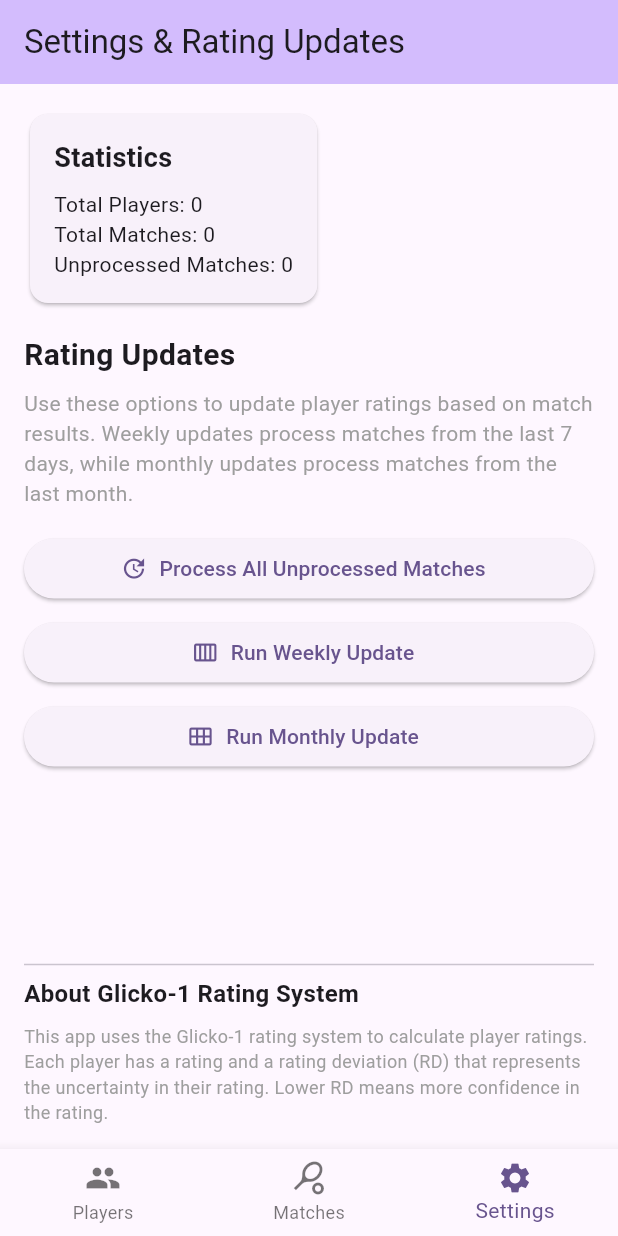
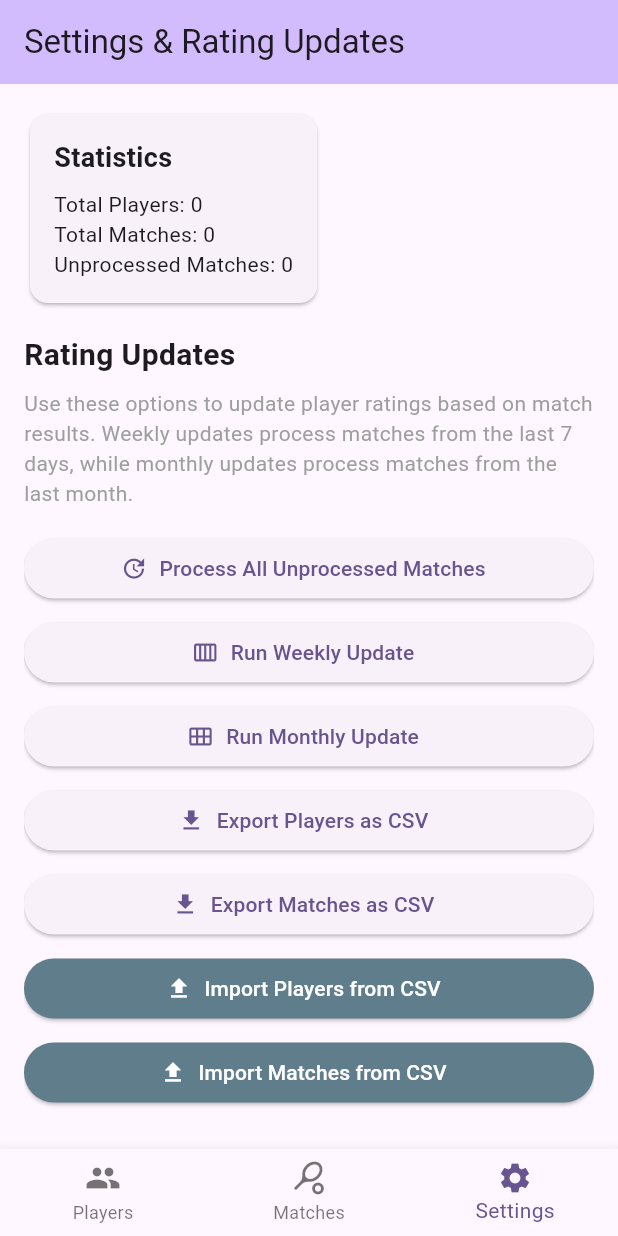
Before and after one commit to a-adwan/padel_rating, a Flutter app: the screen it shows after launch, item 3 of the bottom bar chosen, on a phone screen of 412 x 824 dp. Run offline on Flutter 3.47's test engine with Material 3 defaults, Android fonts, the phone set to English and light mode, and no system bars; our stand-ins replace csv, file_picker, flutter_riverpod, share_plus, sqflite, sqflite_common_ffi and 1 more; missing offline and left inert: file_saver; accounts and stored records are empty.

Commit message:
Added matches and players CSV export functionality with share support Updated dependencies for CSV handling and file sharing Updated settings screen to include export buttons for players and matches

```diff
--- a/lib/domain/services/glicko_service.dart
+++ b/lib/domain/services/glicko_service.dart
@@ -59,6 +59,7 @@ class GlickoService {
 
       double dSquaredInverseSum = 0.0;
       double sumGsE = 0.0;
+      double ratingChange = 0.0;
 
       for (var match in relevantMatches) {
         // For doubles, we need to consider the average rating of the opposing team
@@ -101,6 +102,7 @@ class GlickoService {
 
       // Step 2: Determine new rating
       final newRating = player.rating + (_q / (1.0 / pow(player.ratingDeviation, 2) + 1.0 / dSquared)) * sumGsE;
+      ratingChange += (_q / (1.0 / pow(player.ratingDeviation, 2) + 1.0 / dSquared)) * sumGsE;
 
       // Step 3: Determine new ratings deviation
       final newRatingDeviation = sqrt(1.0 / (1.0 / pow(player.ratingDeviation, 2) + 1.0 / dSquared));
@@ -108,6 +110,7 @@ class GlickoService {
       tempPlayers[player.id] = player.copyWith(
         rating: newRating,
         ratingDeviation: newRatingDeviation,
+        ratingChange: ratingChange,
         lastActivityDate: DateTime.now(),
       );
     }
--- a/lib/presentation/screens/player_list_screen.dart
+++ b/lib/presentation/screens/player_list_screen.dart
@@ -59,9 +59,11 @@ class PlayerListScreen extends ConsumerWidget {
                   subtitle: Column(
                     crossAxisAlignment: CrossAxisAlignment.start,
                     children: [
+                      Text('Side: ${player.side}'),
                       Text('Rating: ${player.rating.toStringAsFixed(0)}'),
                       Text('RD: ${player.ratingDeviation.toStringAsFixed(1)}'),
                       Text('Last Active: ${_formatDate(player.lastActivityDate)}'),
+                      Text('Last Rating Change: ${player.ratingChange.toStringAsFixed(0)}'),
                     ],
                   ),
                   trailing: Row(
--- a/lib/presentation/screens/settings_screen.dart
+++ b/lib/presentation/screens/settings_screen.dart
@@ -1,3 +1,7 @@
+import 'dart:io';
+import 'package:file_picker/file_picker.dart';
+import 'package:file_saver/file_saver.dart';
+import 'package:share_plus/share_plus.dart';
 import 'package:flutter/material.dart';
 import 'package:flutter_riverpod/flutter_riverpod.dart';
 
@@ -21,11 +25,12 @@ class SettingsScreen extends ConsumerWidget {
       ),
       body: Padding(
         padding: const EdgeInsets.all(16.0),
-        child: Column(
-          crossAxisAlignment: CrossAxisAlignment.start,
-          children: [
-            // Statistics Card
-            Card(
+        child: SingleChildScrollView(
+          child: Column(
+            crossAxisAlignment: CrossAxisAlignment.start,
+            children: [
+              // Statistics Card
+              Card(
               child: Padding(
                 padding: const EdgeInsets.all(16.0),
                 child: Column(
@@ -116,6 +121,116 @@ class SettingsScreen extends ConsumerWidget {
                   label: const Text('Run Monthly Update'),
                 ),
               ),
+              const SizedBox(height: 8),
+              SizedBox(
+                width: double.infinity,
+                child: ElevatedButton.icon(
+                  onPressed: () async {
+                    final file = await ref.read(batchUpdateStateProvider.notifier).exportPlayersToCsv();
+                    final bytes = await file.readAsBytes();
+                    final savedPath = await FileSaver.instance.saveFile(
+                      name: 'players',
+                      bytes: bytes,
+                      fileExtension: 'csv',
+                      mimeType: MimeType.csv,
+                    );
+                    ScaffoldMessenger.of(context).showSnackBar(
+                      SnackBar(content: Text('Players exported to $savedPath')),
+                    );
+                    await Share.shareXFiles([XFile(file.path)], text: 'Players CSV Export');
+                  },
+
+                  icon: const Icon(Icons.download),
+                  label: const Text('Export Players as CSV'),
+                ),
+              ),
+              const SizedBox(height: 8),
+              SizedBox(
+                width: double.infinity,
+                child: ElevatedButton.icon(
+                  onPressed: () async {
+                    final file = await ref.read(batchUpdateStateProvider.notifier).exportMatchesToCsv();
+                    final bytes = await file.readAsBytes();
+                    final savedPath = await FileSaver.instance.saveFile(
+                      name: 'matches',
+                      bytes: bytes,
+                      fileExtension: 'csv',
+                      mimeType: MimeType.csv,
+                    );
+                    ScaffoldMessenger.of(context).showSnackBar(
+                      SnackBar(content: Text('Players exported to $savedPath')),
+                    );
+                    await Share.shareXFiles([XFile(file.path)], text: 'Matches CSV Export');
+                  },
+                  icon: const Icon(Icons.download),
+                  label: const Text('Export Matches as CSV'),
+                ),
+              ),
+              const SizedBox(height: 8),
+              SizedBox(
+                width: double.infinity,
+                child: ElevatedButton.icon(
+                  onPressed: () async {
+                    FilePickerResult? result = await FilePicker.platform.pickFiles(
+                      type: FileType.custom,
+                      allowedExtensions: ['csv'],
+                    );
+                    if (result != null) {
+                      final file = File(result.files.single.path!);
+                      await ref.read(batchUpdateStateProvider.notifier).importPlayersFromCsv(file);
+                      ScaffoldMessenger.of(context).showSnackBar(
+                        const SnackBar(content: Text('Players imported from CSV')),
+                      );
+                    }
+                  },
+                  icon: const Icon(Icons.upload),
+                  label: const Text('Import Players from CSV'),
+                  style: ElevatedButton.styleFrom(
+                    backgroundColor: Colors.blueGrey,
+                    foregroundColor: Colors.white,
+                  ),
+                ),
+              ),
+              const SizedBox(height: 8),
+              SizedBox(
+                width: double.infinity,
+                child: ElevatedButton.icon(
+                  onPressed: () async {
+                    FilePickerResult? result = await FilePicker.platform.pickFiles(
+                      type: FileType.custom,
+                      allowedExtensions: ['csv'],
+                    );
+                    if (result != null) {
+                      final file = File(result.files.single.path!);
+                      await ref.read(batchUpdateStateProvider.notifier).importMatchesFromCsv(file);
+                      ScaffoldMessenger.of(context).showSnackBar(
+                        const SnackBar(content: Text('Matches imported from CSV')),
+                      );
+                    }
+                  },
+                  icon: const Icon(Icons.upload),
+                  label: const Text('Import Matches from CSV'),
+                  style: ElevatedButton.styleFrom(
+                    backgroundColor: Colors.blueGrey,
+                    foregroundColor: Colors.white,
+                  ),
+                ),
+              ),
+              const SizedBox(height: 8),
+              SizedBox(
+                width: double.infinity,
+                child: ElevatedButton.icon(
+                  onPressed: () async {
+                    await ref.read(batchUpdateStateProvider.notifier).resetAllMatchesAndPlayers();
+                  },
+                  icon: const Icon(Icons.restore),
+                  label: const Text('Reset All Ratings & Match States'),
+                  style: ElevatedButton.styleFrom(
+                    backgroundColor: Colors.red,
+                    foregroundColor: Colors.white,
+                  ),
+                ),
+              ),
             ],
 
             const SizedBox(height: 16),
@@ -196,7 +311,7 @@ class SettingsScreen extends ConsumerWidget {
                 ),
               ),
 
-            const Spacer(),
+            const SizedBox(height: 16),
 
             // About Section
             const Divider(),
@@ -213,6 +328,7 @@ class SettingsScreen extends ConsumerWidget {
             ),
           ],
         ),
+        ),
       ),
     );
   }
```
Also changed, not shown: lib/domain/use_cases/batch_rating_update_use_case.dart (+119 -0 lines), lib/presentation/providers/rating_provider.dart (+54 -0 lines), pubspec.yaml (+6 -1 lines), pubspec.lock, 9 other files.
